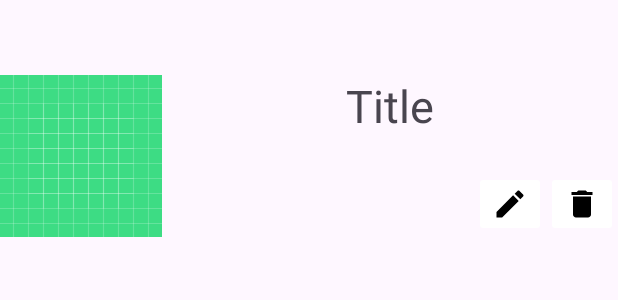
After one commit to SithuSoe153/M-Hike-Hiker-Management-App, an Android app: the layout observation_item.xml on its own in the app's theme, with its tools: preview values and no code run, on a phone screen of 412 x 824 dp. The commit adds this screen. Shown: the top 300 px of the screen. Run offline under Robolectric (Android 15) with nearby library versions, the phone set to English and light mode, and no system bars.

Commit message:
show observations

```diff
--- a/app/src/main/java/com/uog/soemhike/AddObservationActivity.java
+++ b/app/src/main/java/com/uog/soemhike/AddObservationActivity.java
@@ -4,6 +4,7 @@ import androidx.appcompat.app.AppCompatActivity;
 
 import android.content.Intent;
 import android.os.Bundle;
+import android.util.Log;
 import android.view.View;
 import android.widget.Button;
 import android.widget.EditText;
@@ -32,6 +33,7 @@ public class AddObservationActivity extends AppCompatActivity {
         Bundle bundle = getIntent().getExtras();
         hike_Id = bundle.getInt("user_id");
 
+        Log.i("key1", String.valueOf(hike_Id));
         btn_SaveQualification.setOnClickListener(new View.OnClickListener() {
             @Override
             public void onClick(View view) {
--- a/app/src/main/java/com/uog/soemhike/activity/DatabaseListActivity.java
+++ b/app/src/main/java/com/uog/soemhike/activity/DatabaseListActivity.java
@@ -23,6 +23,7 @@ import com.google.android.material.floatingactionbutton.FloatingActionButton;
 import com.uog.soemhike.AddObservationActivity;
 import com.uog.soemhike.EntryActivity;
 import com.uog.soemhike.HikeDetailActivity;
+import com.uog.soemhike.ObservationListActivity;
 import com.uog.soemhike.R;
 import com.uog.soemhike.adpater.HikeAdapter;
 import com.uog.soemhike.database.DatabaseHelper;
@@ -62,7 +63,7 @@ public class DatabaseListActivity extends AppCompatActivity {
                     gotoEntry(hike);
                 } else if (id==R.id.l_Item) {
                     Log.i("key", String.valueOf(hike.getId()));
-                    Intent intent = new Intent(getBaseContext(), AddObservationActivity.class);
+                    Intent intent = new Intent(getBaseContext(), ObservationListActivity.class);
                     intent.putExtra("user_id", hike.getId());
                     startActivity(intent);
                 } else if (id == R.id.btn_Remove) {
--- /dev/null
+++ b/app/src/main/res/drawable/baseline_delete_24.xml
@@ -0,0 +1,5 @@
+<vector android:height="24dp" android:tint="#000000"
+    android:viewportHeight="24" android:viewportWidth="24"
+    android:width="24dp" xmlns:android="http://schemas.android.com/apk/res/android">
+    <path android:fillColor="@android:color/white" android:pathData="M6,19c0,1.1 0.9,2 2,2h8c1.1,0 2,-0.9 2,-2V7H6v12zM19,4h-3.5l-1,-1h-5l-1,1H5v2h14V4z"/>
+</vector>
--- /dev/null
+++ b/app/src/main/res/drawable/baseline_edit_24.xml
@@ -0,0 +1,5 @@
+<vector android:height="24dp" android:tint="#000000"
+    android:viewportHeight="24" android:viewportWidth="24"
+    android:width="24dp" xmlns:android="http://schemas.android.com/apk/res/android">
+    <path android:fillColor="@android:color/white" android:pathData="M3,17.25V21h3.75L17.81,9.94l-3.75,-3.75L3,17.25zM20.71,7.04c0.39,-0.39 0.39,-1.02 0,-1.41l-2.34,-2.34c-0.39,-0.39 -1.02,-0.39 -1.41,0l-1.83,1.83 3.75,3.75 1.83,-1.83z"/>
+</vector>
--- a/app/src/main/res/layout/activity_add_observation.xml
+++ b/app/src/main/res/layout/activity_add_observation.xml
@@ -11,7 +11,7 @@
     <TextView
         android:layout_width="wrap_content"
         android:layout_height="wrap_content"
-        android:text="Qualification Entry Form"
+        android:text="New Observation add here"
         android:textSize="50sp"
         android:gravity="center"/>
 
--- /dev/null
+++ b/app/src/main/res/layout/observation_item.xml
@@ -0,0 +1,52 @@
+<?xml version="1.0" encoding="utf-8"?>
+<androidx.constraintlayout.widget.ConstraintLayout xmlns:android="http://schemas.android.com/apk/res/android"
+    xmlns:app="http://schemas.android.com/apk/res-auto"
+    xmlns:tools="http://schemas.android.com/tools"
+    android:layout_width="match_parent"
+    android:layout_height="wrap_content"
+    android:layout_marginTop="50dp">
+
+
+
+    <ImageView
+        android:id="@+id/iv_Oimage"
+        android:layout_width="wrap_content"
+        android:layout_height="wrap_content"
+        android:src="@drawable/ic_launcher_background"
+        app:layout_constraintStart_toStartOf="parent"
+        app:layout_constraintTop_toTopOf="parent" />
+
+    <TextView
+        android:id="@+id/txt_Otitle"
+        android:layout_width="wrap_content"
+        android:layout_height="wrap_content"
+        android:text="Title"
+
+        android:textSize="30sp"
+        app:layout_constraintEnd_toEndOf="parent"
+        app:layout_constraintStart_toEndOf="@+id/iv_Oimage"
+        app:layout_constraintTop_toTopOf="parent" />
+
+    <ImageButton
+        android:id="@+id/btn_OEdit"
+        android:layout_width="wrap_content"
+        android:layout_height="wrap_content"
+        android:backgroundTint="@color/white"
+        android:src="@drawable/baseline_edit_24"
+        app:layout_constraintBottom_toBottomOf="parent"
+        app:layout_constraintEnd_toStartOf="@+id/btn_ODelete" />
+
+    <ImageButton
+        android:id="@+id/btn_ODelete"
+        android:layout_width="wrap_content"
+        android:layout_height="wrap_content"
+        android:backgroundTint="@color/white"
+        android:src="@drawable/baseline_delete_24"
+        app:layout_constraintBottom_toBottomOf="parent"
+        app:layout_constraintEnd_toEndOf="parent" />
+
+
+
+
+
+</androidx.constraintlayout.widget.ConstraintLayout>
```
Also changed, not shown: app/src/main/java/com/uog/soemhike/ObservationListActivity.java (+70 -0 lines), app/src/main/java/com/uog/soemhike/adpater/ObservationAdapter.java (+70 -1 lines), app/src/main/java/com/uog/soemhike/database/DatabaseHelper.java (+11 -5 lines), app/src/main/java/com/uog/soemhike/database/Observation.java (+13 -1 lines), app/src/main/res/layout/activity_observation_list.xml (+20 -0 lines).
